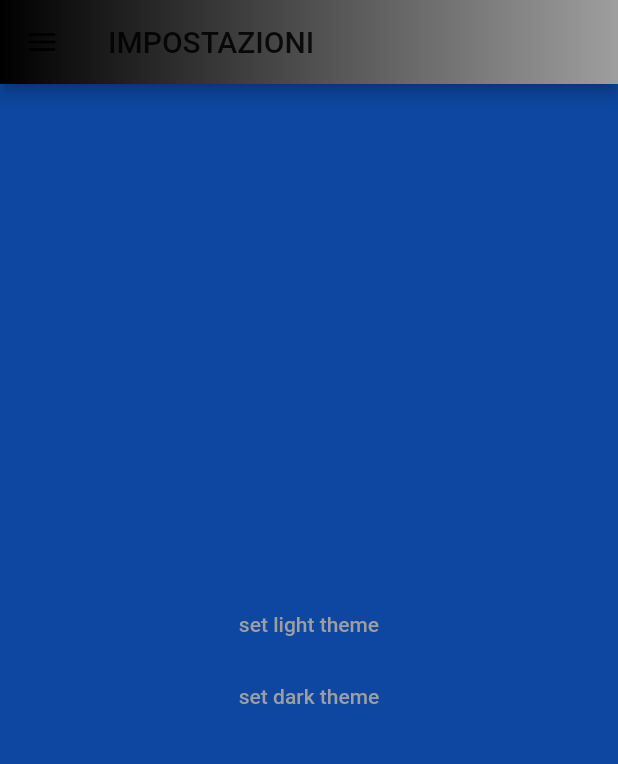
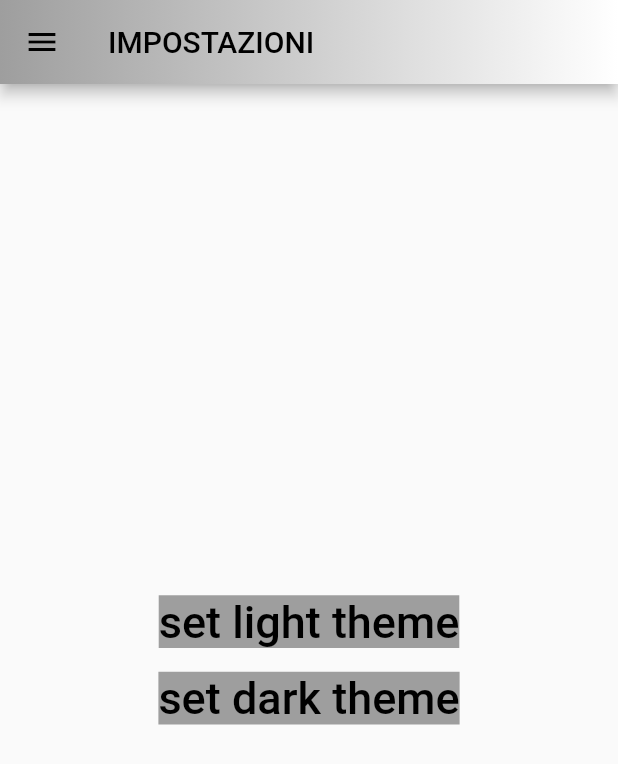
Before and after one commit to s-stasi/calcolatrice-flutter, a Flutter app: the Impostazioni screen opened by its route, on a phone screen of 412 x 824 dp. Shown: the top 764 px of the screen. Run offline on Flutter 3.47's test engine with Material 2 defaults, Android fonts, the phone set to English and light mode, and no system bars; our stand-ins replace shared_preferences; missing offline and left inert: charcode; accounts and stored records are empty.

Commit message:
impostazioni

```diff
--- a/lib/MyApp.dart
+++ b/lib/MyApp.dart
@@ -8,6 +8,7 @@ import 'TerzaPag.dart';
 import 'QuartaPag.dart';
 import 'SideDrawer.dart';
 import 'MyHomePage.dart';
+
 
 var modalita;
 
@@ -47,15 +48,14 @@ class ImpostazioniState extends State<Impostazioni> {
   Widget build(BuildContext context) {
     return Consumer<ThemeNotifier>(
       builder: (context, theme, child) => Scaffold(
-          backgroundColor: Colors.blue[900],
           drawer: SideDrawer(),
           appBar: AppBar(
-            title: Text('IMPOSTAZIONI'),
+            title: Text('IMPOSTAZIONI',style: TextStyle(color: Colors.black),),
             flexibleSpace: Container(
               decoration: BoxDecoration(
                   gradient: LinearGradient(colors: [
-                Colors.black,
                 Colors.grey,
+                Colors.white,
               ])),
             ),
           ),
@@ -68,13 +68,25 @@ class ImpostazioniState extends State<Impostazioni> {
                           print('set light theme'),
                           theme.setLightMode(),
                         },
-                    child: Text('set light theme')),
+                    child: Text('set light theme',
+                    style: TextStyle(
+                    fontSize: 30,
+                    backgroundColor: Colors.grey,
+                    color: Colors.black )
+                    )
+                    ),
                 TextButton(
                     onPressed: () => {
                           print('set dark theme'),
                           theme.setDarkMode(),
                         },
-                    child: Text('set dark theme')),
+                    child: Text('set dark theme',
+                    style: TextStyle(
+                    fontSize: 30,
+                    backgroundColor: Colors.grey,
+                    color: Colors.black )
+                    )
+                    ),
               ],
             ),
           )),
--- a/lib/QuartaPag.dart
+++ b/lib/QuartaPag.dart
@@ -116,7 +116,7 @@ class _QPState extends State<QuartoProblema> {
           borderRadius: BorderRadius.circular(5),
         ),
       ),
-      floatingActionButtonLocation: FloatingActionButtonLocation.endDocked,
+      floatingActionButtonLocation: FloatingActionButtonLocation.centerDocked,
     );
   }
 }
```
Also changed, not shown: lib/Impostazioni.dart (deleted, +0 -41 lines).
